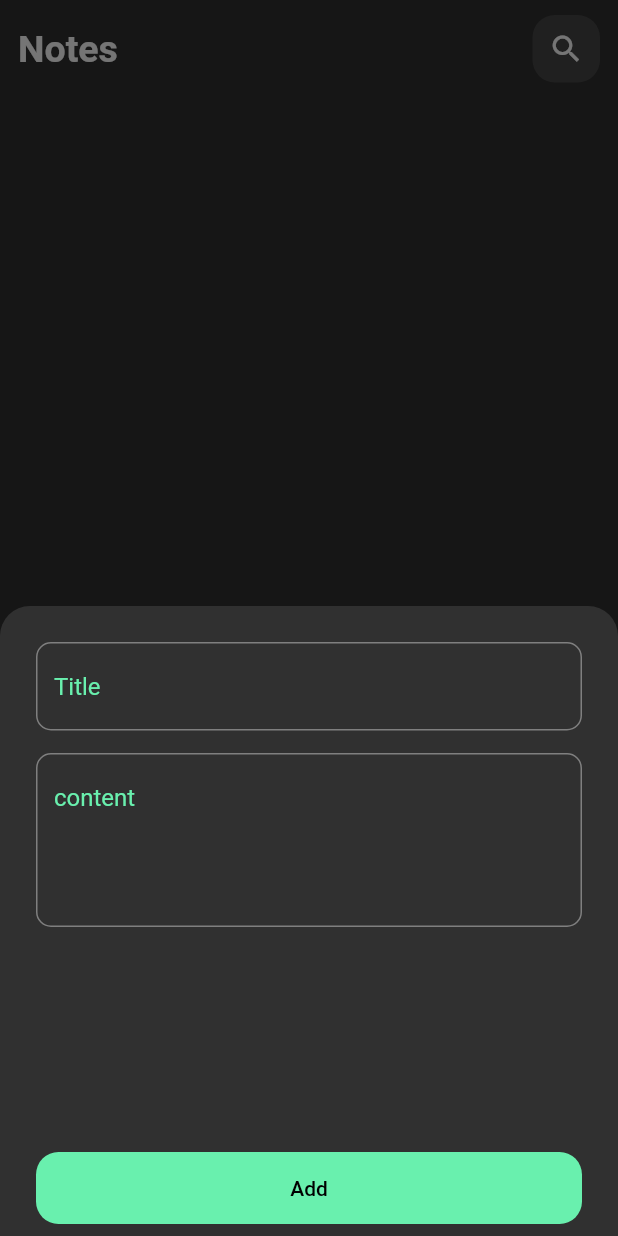
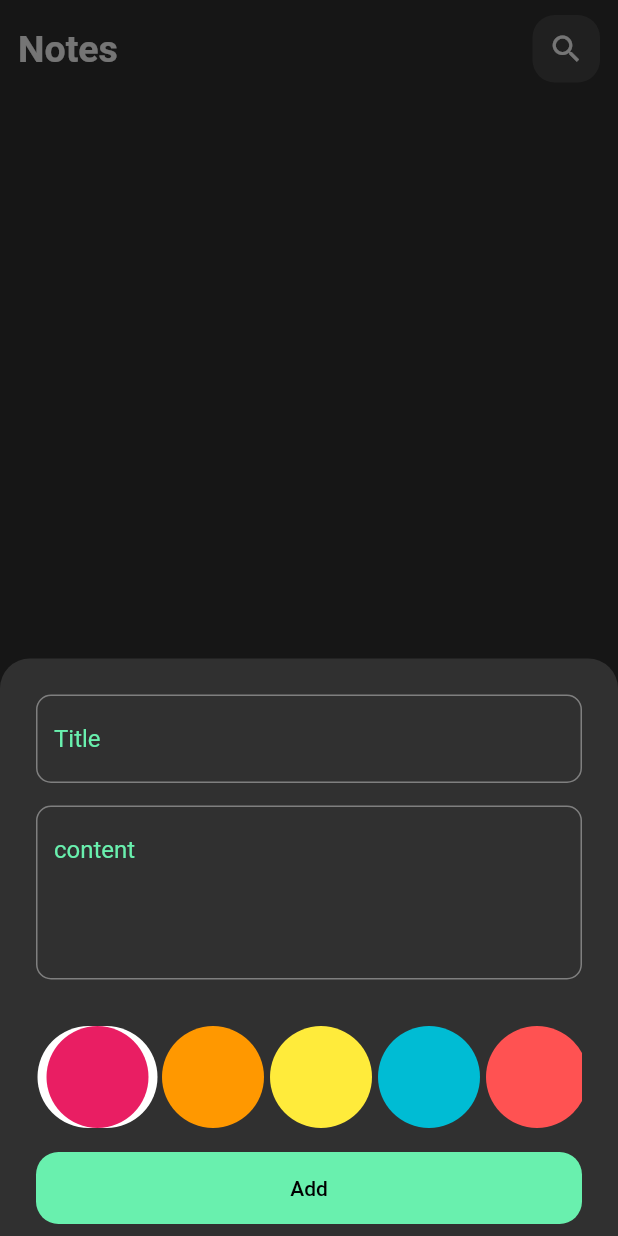
Before and after one commit to HaythamMohamed74/notes_App, a Flutter app: the screen it shows after launch, after a tap on the "add" icon, on a phone screen of 412 x 824 dp. Run offline on Flutter 3.47's test engine with Material 2 defaults, Android fonts, the phone set to English and light mode, and no system bars; drawn by our look-alikes of modal_progress_hud_nsn; our stand-ins replace bloc, flutter_bloc, hive, hive_flutter; accounts and stored records are empty.

Commit message:
make colors list to add note && finish app

```diff
--- a/lib/constants/constant.dart
+++ b/lib/constants/constant.dart
@@ -1 +1,14 @@
- String kboxName='notes_box';
+import 'package:flutter/material.dart';
+
+String kboxName = 'notes_box';
+String logo = 'assets/images/notebook.png';
+List<Color> col = [
+  Colors.pink,
+  Colors.orange,
+  Colors.yellow,
+  Colors.cyan,
+  Colors.redAccent,
+  Colors.lightGreenAccent,
+  Colors.blueGrey,
+  Colors.teal,
+];
--- a/lib/cubits/add_note/add_note_cubit.dart
+++ b/lib/cubits/add_note/add_note_cubit.dart
@@ -1,3 +1,4 @@
+import 'package:flutter/material.dart';
 import 'package:flutter_bloc/flutter_bloc.dart';
 import 'package:hive/hive.dart';
 import 'package:notes_app/constants/constant.dart';
@@ -8,7 +9,9 @@ import 'add_note_state.dart';
 class AddnoteCubit extends Cubit<Addnotestates> {
   AddnoteCubit() : super(AddNoteInitial());
 
+  Color color = Color(0xffAC3931);
   Future<void> addnote(Notemodel note) async {
+    note.color = color.value;
     emit(Inprogress());
     try {
       var notesBox = Hive.box<Notemodel>(kboxName);
--- a/lib/main.dart
+++ b/lib/main.dart
@@ -5,7 +5,7 @@ import 'package:notes_app/bloc_observer.dart';
 import 'package:notes_app/constants/constant.dart';
 import 'package:notes_app/cubits/delete_note/delete_note_cubit.dart';
 import 'package:notes_app/cubits/notes/notes_cubit.dart';
-import 'package:notes_app/views/notes_view.dart';
+import 'package:notes_app/views/splash_screen.dart';
 
 import 'models/note_model.dart';
 
@@ -29,7 +29,7 @@ class NotesApp extends StatelessWidget {
       child: MaterialApp(
         debugShowCheckedModeBanner: false,
         theme: ThemeData.dark(),
-        home: const NotesView(),
+        home: const SplashScreen(),
       ),
     );
   }
--- a/lib/models/note_model.dart
+++ b/lib/models/note_model.dart
@@ -11,7 +11,7 @@ class Notemodel extends HiveObject {
   @HiveField(2)
   final String date;
   @HiveField(3)
-  final int color;
+  int color;
 
   Notemodel(
       {required this.date,
--- /dev/null
+++ b/lib/views/splash_screen.dart
@@ -0,0 +1,32 @@
+import 'package:flutter/material.dart';
+import 'package:notes_app/constants/constant.dart';
+
+import 'notes_view.dart';
+
+class SplashScreen extends StatefulWidget {
+  const SplashScreen({Key? key}) : super(key: key);
+
+  @override
+  State<SplashScreen> createState() => _SplashScreenState();
+}
+
+class _SplashScreenState extends State<SplashScreen> {
+  @override
+  void initState() {
+    super.initState();
+    Future.delayed(Duration(seconds: 4)).then((value) =>
+        Navigator.pushReplacement(context,
+            MaterialPageRoute(builder: (context) => const NotesView())));
+  }
+
+  @override
+  Widget build(BuildContext context) {
+    return Scaffold(
+      body: Center(
+          child: Image.asset(
+        logo,
+        // width: 500,
+      )),
+    );
+  }
+}
--- a/lib/views/widgets/add_to_form.dart
+++ b/lib/views/widgets/add_to_form.dart
@@ -4,6 +4,7 @@ import 'package:intl/intl.dart';
 import 'package:notes_app/models/note_model.dart';
 
 import '../../cubits/add_note/add_note_cubit.dart';
+import 'colors_list.dart';
 import 'custom_text_buttom.dart';
 import 'custom_text_form_field.dart';
 
@@ -20,8 +21,8 @@ class _AddtoFormState extends State<AddtoForm> {
   final GlobalKey<FormState> form = GlobalKey();
   final AutovalidateMode autovalidateMode = AutovalidateMode.disabled;
   String? title, content;
-  Notemodel notee =
-      Notemodel(date: '', color: 00, title: 'title', content: 'content');
+  // Notemodel notee =
+  //     Notemodel(date: '', color: 00, title: 'title', content: 'content');
   @override
   Widget build(BuildContext context) {
     return Form(
@@ -61,7 +62,11 @@ class _AddtoFormState extends State<AddtoForm> {
             },
           ),
           const SizedBox(
-            height: 150,
+            height: 30,
+          ),
+          SizedBox(height: 70, child: Colorwidget()),
+          const SizedBox(
+            height: 15,
           ),
           CustomTextButtom(
             onPressed: () {
@@ -71,7 +76,7 @@ class _AddtoFormState extends State<AddtoForm> {
                 form.currentState!.save();
                 Notemodel note = Notemodel(
                     date: formatter.format(now).toString(),
-                    color: 0,
+                    color: Colors.red.value,
                     title: title!,
                     content: content!);
                 BlocProvider.of<AddnoteCubit>(context).addnote(note);
@@ -82,9 +87,88 @@ class _AddtoFormState extends State<AddtoForm> {
                 setState(() {});
               }
             },
-          )
+          ),
         ],
       ),
     );
   }
 }
+
+// class Colorwidget extends StatefulWidget {
+//   // const Colorwidget({
+//   //    super.key,
+//   //  });
+//
+//   List<Color> col = [
+//     Colors.pink,
+//     Colors.orange,
+//     Colors.yellow,
+//     Colors.cyan,
+//     Colors.redAccent,
+//     Colors.lightGreenAccent,
+//     Colors.blueGrey,
+//     Colors.teal,
+//   ];
+//
+//   @override
+//   State<Colorwidget> createState() => _ColorwidgetState();
+// }
+//
+// int activeColorIndex = 0;
+//
+// class _ColorwidgetState extends State<Colorwidget> {
+//   @override
+//   Widget build(BuildContext context) {
+//     return ListView.builder(
+//       scrollDirection: Axis.horizontal,
+//       itemCount: widget.col.length,
+//       itemBuilder: (BuildContext context, int index) {
+//         return GestureDetector(
+//           onTap: () {
+//             activeColorIndex = index;
+//             BlocProvider.of<AddnoteCubit>(context).color = widget.col[index];
+//             setState(() {});
+//           },
+//           child: ColorItem(
+//             isActive: activeColorIndex == index,
+//             col: widget.col,
+//             index: index,
+//           ),
+//         );
+//       },
+//     );
+//   }
+// }
+//
+// class ColorItem extends StatelessWidget {
+//   const ColorItem({
+//     super.key,
+//     this.isActive = true,
+//     required this.col,
+//     required this.index,
+//   });
+//
+//   final bool isActive;
+//   final List<Color> col;
+//   final int index;
+//
+//   @override
+//   Widget build(BuildContext context) {
+//     return Padding(
+//       padding: const EdgeInsets.all(1.0),
+//       child: isActive
+//           ? Container(
+//               decoration: BoxDecoration(
+//                   borderRadius: BorderRadius.circular(40), color: Colors.white),
+//               child: CircleAvatar(
+//                 radius: 40,
+//                 backgroundColor: col[index],
+//               ),
+//             )
+//           : CircleAvatar(
+//               radius: 35,
+//               backgroundColor: col[index],
+//             ),
+//     );
+//   }
+// }
--- /dev/null
+++ b/lib/views/widgets/colors_list.dart
@@ -0,0 +1,73 @@
+import 'package:flutter/material.dart';
+import 'package:flutter_bloc/flutter_bloc.dart';
+
+import '../../constants/constant.dart';
+import '../../cubits/add_note/add_note_cubit.dart';
+
+class Colorwidget extends StatefulWidget {
+  const Colorwidget({
+    super.key,
+  });
+
+  @override
+  State<Colorwidget> createState() => _ColorwidgetState();
+}
+
+int activeColorIndex = 0;
+
+class _ColorwidgetState extends State<Colorwidget> {
+  @override
+  Widget build(BuildContext context) {
+    return ListView.builder(
+      scrollDirection: Axis.horizontal,
+      itemCount: col.length,
+      itemBuilder: (BuildContext context, int index) {
+        return GestureDetector(
+          onTap: () {
+            activeColorIndex = index;
+            BlocProvider.of<AddnoteCubit>(context).color = col[index];
+            setState(() {});
+          },
+          child: ColorItem(
+            isActive: activeColorIndex == index,
+            col: col,
+            index: index,
+          ),
+        );
+      },
+    );
+  }
+}
+
+class ColorItem extends StatelessWidget {
+  const ColorItem({
+    super.key,
+    this.isActive = true,
+    required this.col,
+    required this.index,
+  });
+
+  final bool isActive;
+  final List<Color> col;
+  final int index;
+
+  @override
+  Widget build(BuildContext context) {
+    return Padding(
+      padding: const EdgeInsets.all(1.0),
+      child: isActive
+          ? Container(
+              decoration: BoxDecoration(
+                  borderRadius: BorderRadius.circular(40), color: Colors.white),
+              child: CircleAvatar(
+                radius: 40,
+                backgroundColor: col[index],
+              ),
+            )
+          : CircleAvatar(
+              radius: 35,
+              backgroundColor: col[index],
+            ),
+    );
+  }
+}
--- a/lib/views/widgets/notes_view_body.dart
+++ b/lib/views/widgets/notes_view_body.dart
@@ -1,8 +1,10 @@
 import 'package:flutter/material.dart';
 import 'package:flutter_bloc/flutter_bloc.dart';
 import 'package:notes_app/cubits/notes/notes_cubit.dart';
+import 'package:notes_app/models/note_model.dart';
 import 'package:notes_app/views/widgets/custom_app_bar.dart';
 import 'package:notes_app/views/widgets/list_notes_item.dart';
+import 'package:notes_app/views/widgets/search_note.dart';
 
 class NotesBody extends StatefulWidget {
   const NotesBody({Key? key}) : super(key: key);
@@ -18,6 +20,7 @@ class _NotesBodyState extends State<NotesBody> {
     super.initState();
   }
 
+  Notemodel? note;
   @override
   Widget build(BuildContext context) {
     return Scaffold(
@@ -26,7 +29,9 @@ class _NotesBodyState extends State<NotesBody> {
           CustomAppbar(
             icon: Icons.search,
             title: 'Notes',
-            onPressed: () {},
+            onPressed: () {
+              showSearch(context: context, delegate: NoteSearchDelegate());
+            },
           ),
           Expanded(child: ListNotesItem())
         ],
--- a/pubspec.yaml
+++ b/pubspec.yaml
@@ -55,8 +55,8 @@ flutter:
   uses-material-design: true
 
   # To add assets to your application, add an assets section, like this:
-  # assets:
-  #   - images/a_dot_burr.jpeg
+  assets:
+     - assets/images/
   #   - images/a_dot_ham.jpeg
 
   # An image asset can refer to one or more resolution-specific "variants", see
```
Also changed, not shown: lib/views/widgets/custom_app_bar.dart (+6 -2 lines), lib/views/widgets/custom_note_item.dart (+4 -4 lines), lib/views/widgets/search_note.dart (added, +122 -0 lines), assets/images/icons8-making-notes-16.png (added), assets/images/notebook.png (added).
